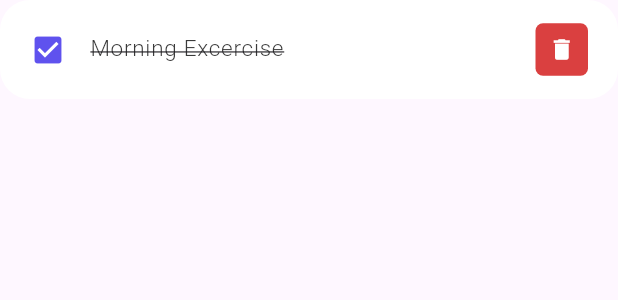
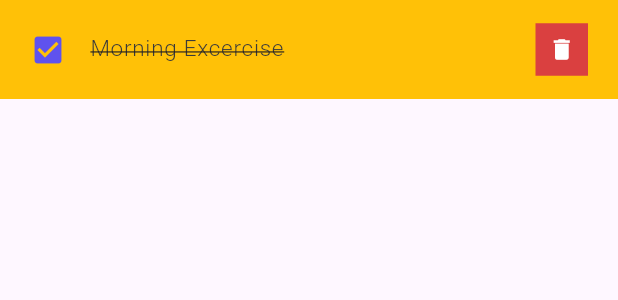
Before and after one commit to Nithish11/Cognorise_infor-intrn, a Flutter app: the ToDoItem widget shown alone on an empty page, opened directly with sample values from the repository, on a phone screen of 412 x 824 dp. Shown: the top 300 px of the screen. Run offline on Flutter 3.47's test engine with Material 3 defaults, Android fonts, the phone set to English and light mode, and no system bars.

```diff
--- a/todo_list/lib/widgets/todo_item.dart
+++ b/todo_list/lib/widgets/todo_item.dart
@@ -4,21 +4,31 @@ import '../model/todo.dart';
 
 class ToDoItem extends StatelessWidget {
   final ToDo todo;
-  const ToDoItem({Key? key, required this.todo}) : super(key: key);
+  final onToDoChanged;
+  final onDeleteItem;
+  const ToDoItem(
+      {Key? key,
+      required this.todo,
+      required this.onToDoChanged,
+      required this.onDeleteItem
+    })
+      : super(key: key);
 
   @override
   Widget build(BuildContext context) {
     return Container(
+
       margin: EdgeInsets.only(bottom: 20),
+
       child: ListTile(
         onTap: () {
-
+          onToDoChanged(todo);
         },
         shape: RoundedRectangleBorder(
-          borderRadius: BorderRadius.circular(20),
+          borderRadius: BorderRadius.circular(0),
         ),
         contentPadding: EdgeInsets.symmetric(horizontal: 20, vertical: 5),
-        tileColor: Colors.white,
+        tileColor: Colors.amber,
         leading: Icon(
           todo.isDone ? Icons.check_box : Icons.check_box_outline_blank,
           color: tdBlue,
@@ -29,7 +39,7 @@ class ToDoItem extends StatelessWidget {
               fontSize: 15,
               color: tdBlack,
               fontWeight: FontWeight.w300,
-              decoration: todo.isDone? TextDecoration.lineThrough : null),
+              decoration: todo.isDone ? TextDecoration.lineThrough : null),
         ),
         trailing: Container(
           padding: EdgeInsets.all(0),
@@ -40,12 +50,14 @@ class ToDoItem extends StatelessWidget {
           width: 35,
           decoration: BoxDecoration(
             color: tdRed,
-            borderRadius: BorderRadius.circular(5),
+            borderRadius: BorderRadius.circular(0),
           ),
           child: IconButton(
               color: Colors.white,
               iconSize: 18,
-              onPressed: () {},
+              onPressed: () {
+                onDeleteItem(todo.id);
+              },
               icon: Icon(Icons.delete)),
         ),
       ),
```
Also changed, not shown: todo_list/lib/screens/home.dart (+52 -12 lines).
